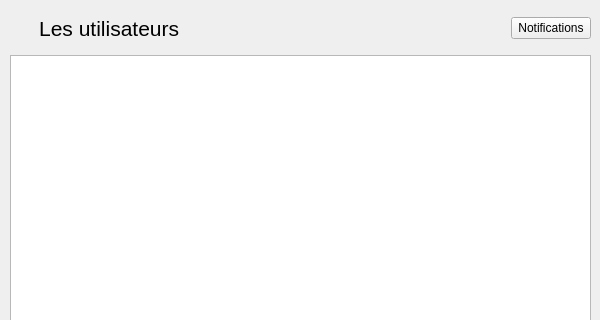
The window that uilistuser.ui (TURKEYSTAR/Bank) describes before a commit, drawn with Qt 5; both pictures show x 0 to 600 and y 0 to 320 of the 600 by 500 pixel window.
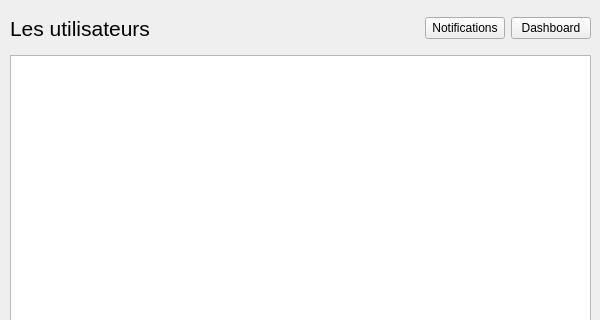
The same window after the commit.

```diff
--- a/uilistuser.ui
+++ b/uilistuser.ui
@@ -44,7 +44,7 @@
         </font>
        </property>
        <property name="text">
-        <string>     Les utilisateurs</string>
+        <string>Les utilisateurs</string>
        </property>
       </widget>
      </item>
@@ -68,6 +68,13 @@
        </property>
       </widget>
      </item>
+     <item>
+      <widget class="QPushButton" name="pushButtonDashboard">
+       <property name="text">
+        <string>Dashboard</string>
+       </property>
+      </widget>
+     </item>
     </layout>
    </widget>
    <widget class="QWidget" name="horizontalLayoutWidget_3">
```
